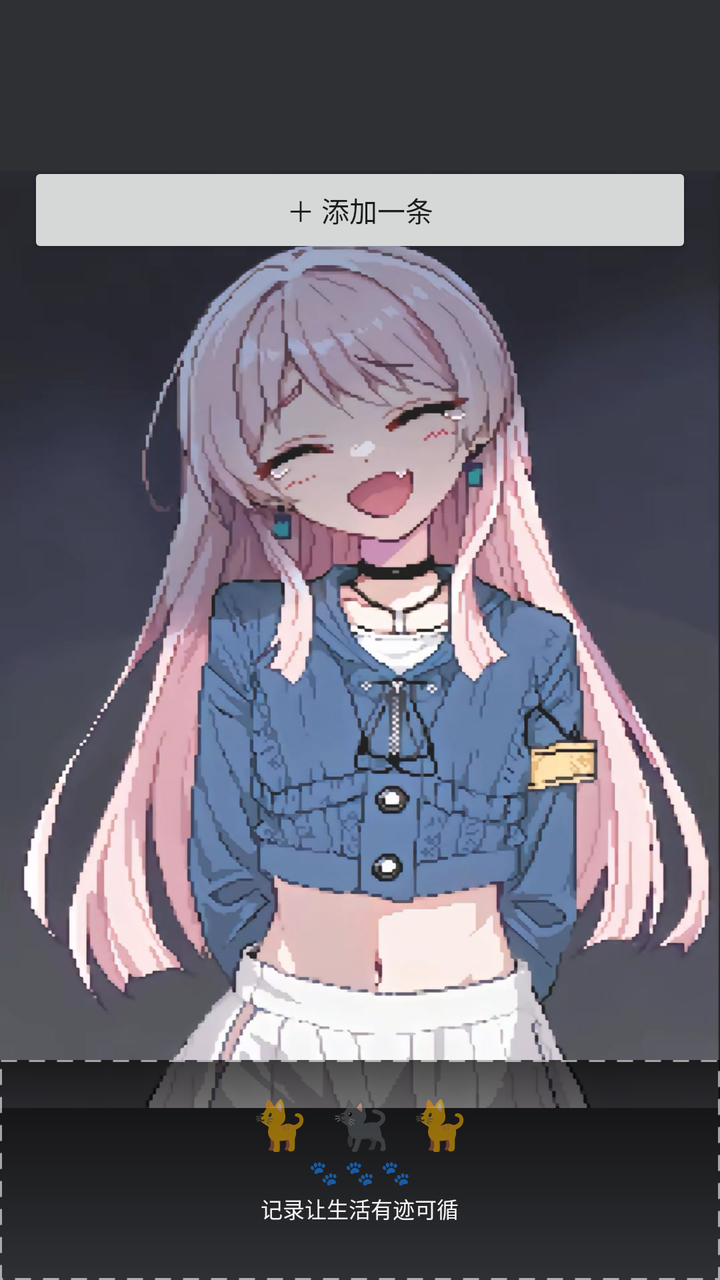
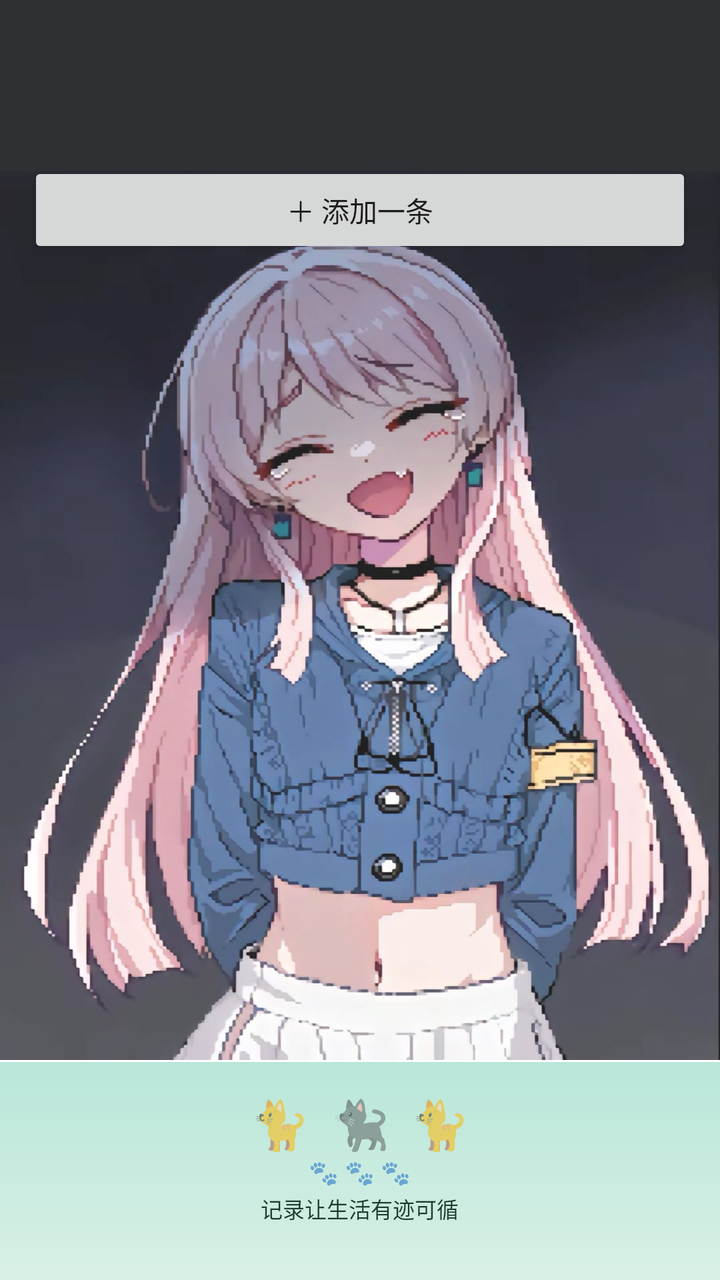

Before-and-after screenshots of an Android layout around one commit, followed by the original layout XML and the change that was made.
<!-- AndroidManifest.xml: application theme Theme.Notes -->
<!-- res/layout/fragment_list.xml -->
<?xml version="1.0" encoding="utf-8"?>
<FrameLayout xmlns:android="http://schemas.android.com/apk/res/android"
    android:layout_width="match_parent"
    android:layout_height="match_parent">

    
    <ImageView
        android:layout_width="match_parent"
        android:layout_height="match_parent"
        android:scaleType="centerCrop"
        android:src="@drawable/bg_anime" />

    <ScrollView
        android:layout_width="match_parent"
        android:layout_height="match_parent"
        android:background="@color/scrim"
        android:clipToPadding="false"
        android:paddingTop="22dp"
        android:paddingBottom="0dp">

        <LinearLayout
            android:layout_width="match_parent"
            android:layout_height="wrap_content"
            android:orientation="vertical"
            android:padding="14dp"
            android:paddingBottom="120dp">

            <TextView
                android:id="@+id/tvTitle"
                android:layout_width="match_parent"
                android:layout_height="wrap_content"
                android:layout_marginBottom="10dp"
                android:textColor="@color/ink"
                android:textSize="20sp"
                android:textStyle="bold" />

            <LinearLayout
                android:id="@+id/listNotes"
                android:layout_width="match_parent"
                android:layout_height="wrap_content"
                android:orientation="vertical" />

            <Button
                android:id="@+id/btnAdd"
                android:layout_width="match_parent"
                android:layout_height="wrap_content"
                android:layout_marginTop="8dp"
                android:text="＋ 添加一条"
                android:textAllCaps="false" />
        </LinearLayout>
    </ScrollView>

    
    <LinearLayout
        android:layout_width="match_parent"
        android:layout_height="110dp"
        android:layout_gravity="bottom"
        android:background="@drawable/footer_deco"
        android:gravity="center"
        android:orientation="vertical"
        android:paddingBottom="12dp">

        <LinearLayout
            android:layout_width="wrap_content"
            android:layout_height="wrap_content"
            android:gravity="center"
            android:orientation="horizontal">

            <TextView
                android:layout_width="wrap_content"
                android:layout_height="wrap_content"
                android:text="🐈"
                android:textSize="24sp" />

            <TextView
                android:layout_width="wrap_content"
                android:layout_height="wrap_content"
                android:layout_marginHorizontal="10dp"
                android:text="🐈‍⬛"
                android:textSize="24sp" />

            <TextView
                android:layout_width="wrap_content"
                android:layout_height="wrap_content"
                android:text="🐈"
                android:textSize="24sp" />
        </LinearLayout>

        <TextView
            android:layout_width="wrap_content"
            android:layout_height="wrap_content"
            android:text="🐾 🐾 🐾"
            android:textColor="#CCFFFFFF"
            android:textSize="12sp" />

        <TextView
            android:layout_width="wrap_content"
            android:layout_height="wrap_content"
            android:layout_marginTop="2dp"
            android:text="记录让生活有迹可循"
            android:textColor="#F2FFFFFF"
            android:textSize="11sp" />
    </LinearLayout>
</FrameLayout>
<!-- resources referenced by this layout -->
<resources>
  <color name="ink">#212121</color>
  <color name="scrim">#1FFFFFFF</color>
  <!-- drawable bg_anime: jpg bitmap (drawable-nodpi, 184699 bytes) -->
  <!-- drawable footer_deco (drawable) -->
  <?xml version="1.0" encoding="utf-8"?>
  <layer-list xmlns:android="http://schemas.android.com/apk/res/android">
      
      <item>
          <shape android:shape="rectangle">
              <gradient
                  android:angle="90"
                  android:startColor="#00000000"
                  android:endColor="#B3000000" />
          </shape>
      </item>
      
      <item android:gravity="top">
          <shape android:shape="rectangle">
              <stroke
                  android:width="1dp"
                  android:color="#99FFFFFF"
                  android:dashWidth="8dp"
                  android:dashGap="6dp" />
              <solid android:color="#00000000" />
          </shape>
      </item>
  </layer-list>
  <style name="Theme.Notes" parent="Theme.MaterialComponents.DayNight.NoActionBar">
          <item name="colorPrimary">@color/brand</item>
          <item name="colorPrimaryDark">@color/brand_dark</item>
          <item name="colorAccent">@color/brand</item>
          
          <item name="android:statusBarColor">@android:color/transparent</item>
          <item name="android:windowLightStatusBar">false</item>
          <item name="android:windowBackground">@color/bg</item>
      </style>
  <color name="brand">#00897B</color>
  <color name="brand_dark">#00695C</color>
  <color name="bg">#F2F3F5</color>
</resources>

<!-- the commit's change to res/layout/fragment_list.xml (unified diff, before → after) -->
@@ -90,7 +90,7 @@
             android:layout_width="wrap_content"
             android:layout_height="wrap_content"
             android:text="🐾 🐾 🐾"
-            android:textColor="#CCFFFFFF"
+            android:textColor="#88000000"
             android:textSize="12sp" />
 
         <TextView
@@ -98,7 +98,7 @@
             android:layout_height="wrap_content"
             android:layout_marginTop="2dp"
             android:text="记录让生活有迹可循"
-            android:textColor="#F2FFFFFF"
+            android:textColor="#FF1F3D2E"
             android:textSize="11sp" />
     </LinearLayout>
 </FrameLayout>
<!-- resource entries referenced after the edit -->
@@ -6,24 +6,18 @@
   <!-- drawable footer_deco (drawable) -->
   <?xml version="1.0" encoding="utf-8"?>
   <layer-list xmlns:android="http://schemas.android.com/apk/res/android">
-      
       <item>
           <shape android:shape="rectangle">
               <gradient
                   android:angle="90"
-                  android:startColor="#00000000"
-                  android:endColor="#B3000000" />
+                  android:startColor="#D9F0E5"
+                  android:endColor="#B8E6D9" />
           </shape>
       </item>
       
-      <item android:gravity="top">
+      <item android:gravity="top" android:height="1dp">
           <shape android:shape="rectangle">
-              <stroke
-                  android:width="1dp"
-                  android:color="#99FFFFFF"
-                  android:dashWidth="8dp"
-                  android:dashGap="6dp" />
-              <solid android:color="#00000000" />
+              <solid android:color="#FFFFFFFF" />
           </shape>
       </item>
   </layer-list>
